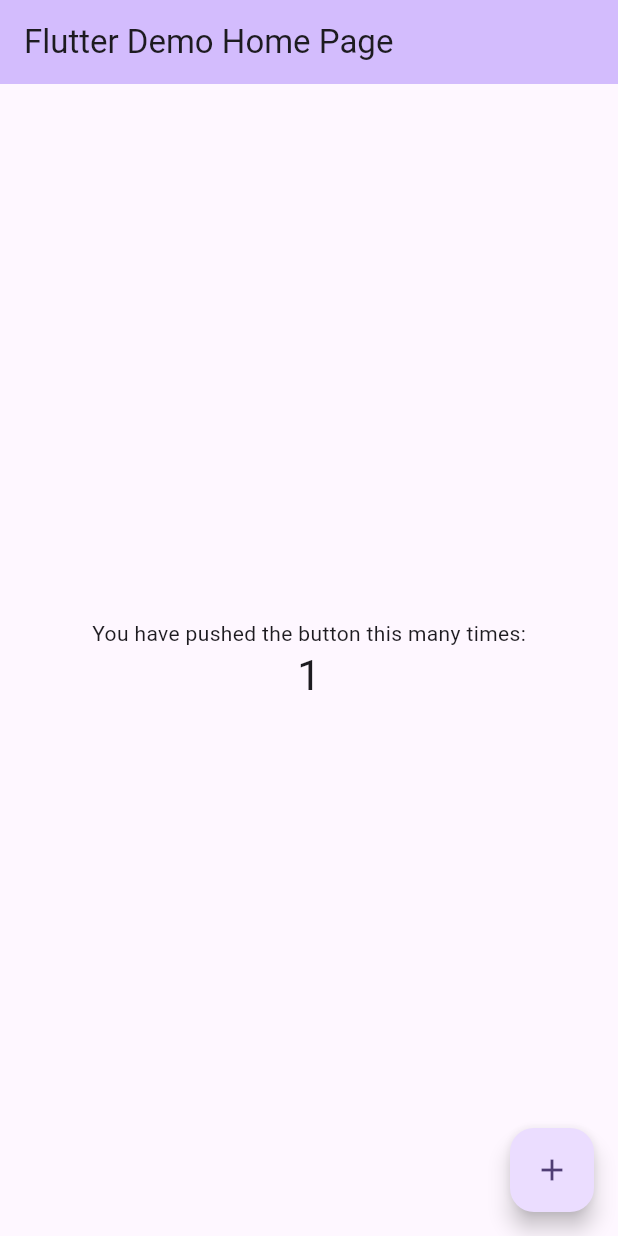
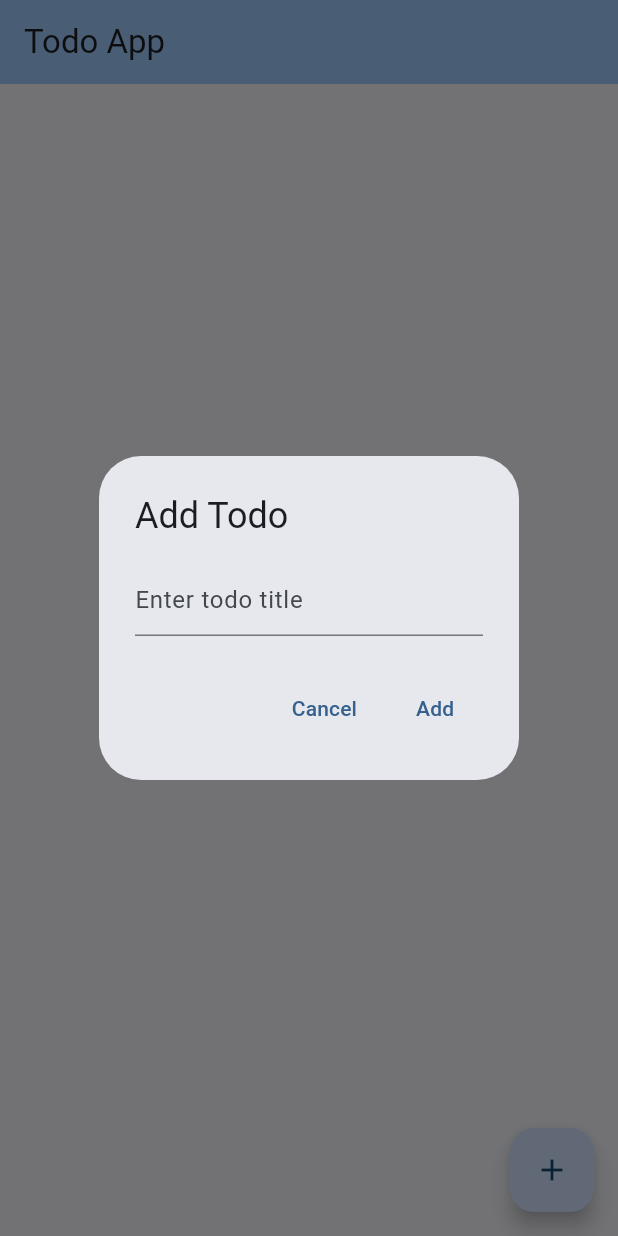
Before and after one commit to could-ai/019a4fdf-24f1-785b-bfda-d5850a491bf6, a Flutter app: the screen it shows after launch, after a tap on the "add" icon, on a phone screen of 412 x 824 dp. Run offline on Flutter 3.47's test engine with Material 3 defaults, Android fonts, the phone set to English and light mode, and no system bars.

Commit message:
Replaced the entire main.dart file to implement a complete todo app. Added a Todo class with title and completed properties. Created a TodoApp widget with MaterialApp setup. Implemented TodoHomePage as a StatefulWidget with a list of todos. Added functionality to add new todos via a dialog, toggle completion with checkboxes, and delete todos. Used ListView.builder for efficient rendering of the todo list. Included proper state management with setState and disposed the TextEditingController to prevent memory leaks. The app now has a clean UI with Material Design 3, empty state message, and intuitive interactions.

```diff
--- a/usr/lib/main.dart
+++ b/usr/lib/main.dart
@@ -1,120 +1,139 @@
 import 'package:flutter/material.dart';
 
 void main() {
-  runApp(const MyApp());
+  runApp(const TodoApp());
 }
 
-class MyApp extends StatelessWidget {
-  const MyApp({super.key});
+class Todo {
+  String title;
+  bool completed;
 
-  // This widget is the root of your application.
+  Todo({required this.title, this.completed = false});
+}
+
+class TodoApp extends StatelessWidget {
+  const TodoApp({super.key});
+
   @override
   Widget build(BuildContext context) {
     return MaterialApp(
-      title: 'Flutter Demo',
+      title: 'Todo App',
       debugShowCheckedModeBanner: false,
       theme: ThemeData(
-        // This is the theme of your application.
-        //
-        // TRY THIS: Try running your application with "flutter run". You'll see
-        // the application has a purple toolbar. Then, without quitting the app,
-        // try changing the seedColor in the colorScheme below to Colors.green
-        // and then invoke "hot reload" (save your changes or press the "hot
-        // reload" button in a Flutter-supported IDE, or press "r" if you used
-        // the command line to start the app).
-        //
-        // Notice that the counter didn't reset back to zero; the application
-        // state is not lost during the reload. To reset the state, use hot
-        // restart instead.
-        //
-        // This works for code too, not just values: Most code changes can be
-        // tested with just a hot reload.
-        colorScheme: ColorScheme.fromSeed(seedColor: Colors.deepPurple),
+        colorScheme: ColorScheme.fromSeed(seedColor: Colors.blue),
+        useMaterial3: true,
       ),
-      home: const MyHomePage(title: 'Flutter Demo Home Page'),
+      home: const TodoHomePage(),
     );
   }
 }
 
-class MyHomePage extends StatefulWidget {
-  const MyHomePage({super.key, required this.title});
-
-  // This widget is the home page of your application. It is stateful, meaning
-  // that it has a State object (defined below) that contains fields that affect
-  // how it looks.
-
-  // This class is the configuration for the state. It holds the values (in this
-  // case the title) provided by the parent (in this case the App widget) and
-  // used by the build method of the State. Fields in a Widget subclass are
-  // always marked "final".
-
-  final String title;
+class TodoHomePage extends StatefulWidget {
+  const TodoHomePage({super.key});
 
   @override
-  State<MyHomePage> createState() => _MyHomePageState();
+  State<TodoHomePage> createState() => _TodoHomePageState();
 }
 
-class _MyHomePageState extends State<MyHomePage> {
-  int _counter = 0;
+class _TodoHomePageState extends State<TodoHomePage> {
+  final List<Todo> _todos = [];
+  final TextEditingController _controller = TextEditingController();
 
-  void _incrementCounter() {
+  void _addTodo() {
+    if (_controller.text.isNotEmpty) {
+      setState(() {
+        _todos.add(Todo(title: _controller.text));
+        _controller.clear();
+      });
+      Navigator.of(context).pop();
+    }
+  }
+
+  void _toggleTodo(int index) {
     setState(() {
-      // This call to setState tells the Flutter framework that something has
-      // changed in this State, which causes it to rerun the build method below
-      // so that the display can reflect the updated values. If we changed
-      // _counter without calling setState(), then the build method would not be
-      // called again, and so nothing would appear to happen.
-      _counter++;
+      _todos[index].completed = !_todos[index].completed;
     });
+  }
+
+  void _deleteTodo(int index) {
+    setState(() {
+      _todos.removeAt(index);
+    });
+  }
+
+  void _showAddTodoDialog() {
+    showDialog(
+      context: context,
+      builder: (context) => AlertDialog(
+        title: const Text('Add Todo'),
+        content: TextField(
+          controller: _controller,
+          decoration: const InputDecoration(hintText: 'Enter todo title'),
+          onSubmitted: (_) => _addTodo(),
+        ),
+        actions: [
+          TextButton(
+            onPressed: () => Navigator.of(context).pop(),
+            child: const Text('Cancel'),
+          ),
+          TextButton(
+            onPressed: _addTodo,
+            child: const Text('Add'),
+          ),
+        ],
+      ),
+    );
   }
 
   @override
   Widget build(BuildContext context) {
-    // This method is rerun every time setState is called, for instance as done
-    // by the _incrementCounter method above.
-    //
-    // The Flutter framework has been optimized to make rerunning build methods
-    // fast, so that you can just rebuild anything that needs updating rather
-    // than having to individually change instances of widgets.
     return Scaffold(
       appBar: AppBar(
-        // TRY THIS: Try changing the color here to a specific color (to
-        // Colors.amber, perhaps?) and trigger a hot reload to see the AppBar
-        // change color while the other colors stay the same.
+        title: const Text('Todo App'),
         backgroundColor: Theme.of(context).colorScheme.inversePrimary,
-        // Here we take the value from the MyHomePage object that was created by
-        // the App.build method, and use it to set our appbar title.
-        title: Text(widget.title),
       ),
-      body: Center(
-        // Center is a layout widget. It takes a single child and positions it
-        // in the middle of the parent.
-        child: Column(
-          // Column is also a layout widget. It takes a list of children and
-          // arranges them vertically. By default, it sizes itself to fit its
-          // children horizontally, and tries to be as tall as its parent.
-          //
-          // Column has various properties to control how it sizes itself and
-          // how it positions its children. Here we use mainAxisAlignment to
-          // center the children vertically; the main axis here is the vertical
-          // axis because Columns are vertical (the cross axis would be
-          // horizontal).
-          //
-          // TRY THIS: Invoke "debug painting" (choose the "Toggle Debug Paint"
-          // action in the IDE, or press "p" in the console), to see the
-          // wireframe for each widget.
-          mainAxisAlignment: MainAxisAlignment.center,
-          children: <Widget>[
-            const Text('You have pushed the button this many times:'),
-            Text('$_counter', style: Theme.of(context).textTheme.headlineMedium),
-          ],
-        ),
+      body: _todos.isEmpty
+          ? const Center(
+              child: Text(
+                'No todos yet. Add one!',
+                style: TextStyle(fontSize: 18),
+              ),
+            )
+          : ListView.builder(
+              itemCount: _todos.length,
+              itemBuilder: (context, index) {
+                final todo = _todos[index];
+                return ListTile(
+                  leading: Checkbox(
+                    value: todo.completed,
+                    onChanged: (_) => _toggleTodo(index),
+                  ),
+                  title: Text(
+                    todo.title,
+                    style: TextStyle(
+                      decoration: todo.completed
+                          ? TextDecoration.lineThrough
+                          : TextDecoration.none,
+                    ),
+                  ),
+                  trailing: IconButton(
+                    icon: const Icon(Icons.delete),
+                    onPressed: () => _deleteTodo(index),
+                  ),
+                );
+              },
+            ),
+      floatingActionButton: FloatingActionButton(
+        onPressed: _showAddTodoDialog,
+        tooltip: 'Add Todo',
+        child: const Icon(Icons.add),
       ),
-      floatingActionButton: FloatingActionButton(
-        onPressed: _incrementCounter,
-        tooltip: 'Increment',
-        child: const Icon(Icons.add),
-      ), // This trailing comma makes auto-formatting nicer for build methods.
     );
   }
+
+  @override
+  void dispose() {
+    _controller.dispose();
+    super.dispose();
+  }
 }
```
